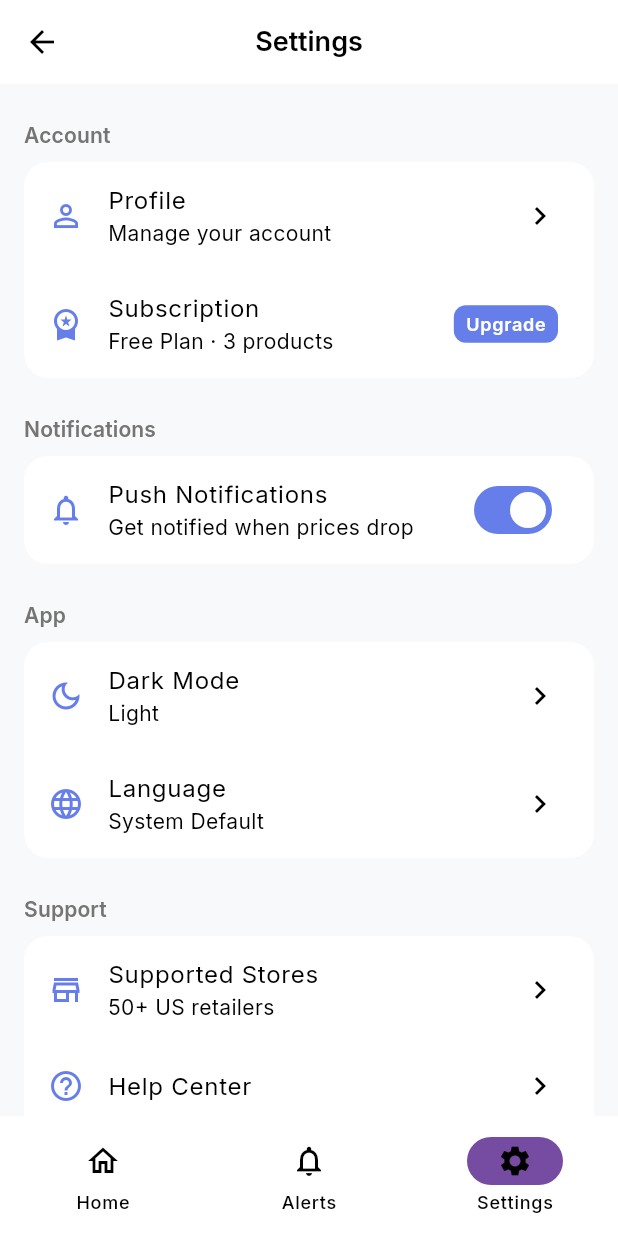
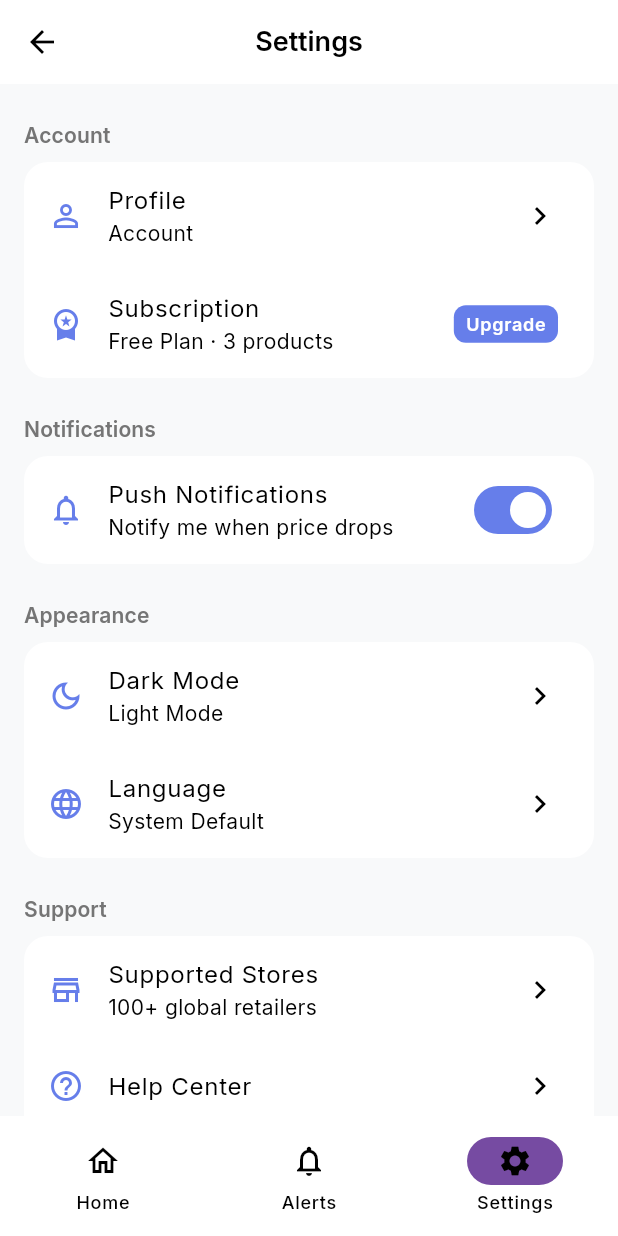
Before and after one commit to JIHUNJO123/price-drop-alert, a Flutter app: the HomePage screen opened by its route, after a tap on the "person" icon, on a phone screen of 412 x 824 dp. Run offline on Flutter 3.47's test engine with Material 3 defaults, Android fonts, the phone set to English and light mode, and no system bars; our stand-ins replace cached_network_image, fl_chart, flutter_riverpod, flutter_secure_storage, go_router, google_fonts and 3 more; accounts and stored records are empty; network calls fail.

Commit message:
feat: Apply multi-language (l10n) support to all pages
- Added AppLocalizations to home_page, alerts_page, add_product_page, product_detail_page, settings_page
- Replaced hardcoded strings with localized strings
- Added currency field to AlertItem model and backend AlertResponse schema
- Fixed widget_test.dart to use PriceDropAlertApp instead of MyApp
- Enabled generate: true in pubspec.yaml for l10n support

```diff
--- /dev/null
+++ b/app/l10n.yaml
@@ -0,0 +1,3 @@
+arb-dir: lib/l10n
+template-arb-file: app_en.arb
+output-localization-file: app_localizations.dart
--- a/app/lib/core/providers/alert_provider.dart
+++ b/app/lib/core/providers/alert_provider.dart
@@ -11,6 +11,7 @@ class AlertItem {
   final double? oldPrice;
   final double? newPrice;
   final double? targetPrice;
+  final String currency;
   final bool isRead;
   final DateTime createdAt;
 
@@ -23,6 +24,7 @@ class AlertItem {
     this.oldPrice,
     this.newPrice,
     this.targetPrice,
+    this.currency = 'USD',
     required this.isRead,
     required this.createdAt,
   });
@@ -37,6 +39,7 @@ class AlertItem {
       oldPrice: json['old_price']?.toDouble(),
       newPrice: json['new_price']?.toDouble(),
       targetPrice: json['target_price']?.toDouble(),
+      currency: json['currency']?.toString() ?? 'USD',
       isRead: json['is_read'] ?? false,
       createdAt: json['created_at'] != null
           ? DateTime.parse(json['created_at'].toString())
@@ -54,6 +57,7 @@ class AlertItem {
       oldPrice: oldPrice,
       newPrice: newPrice,
       targetPrice: targetPrice,
+      currency: currency,
       isRead: isRead ?? this.isRead,
       createdAt: createdAt,
     );
--- a/app/lib/features/home/presentation/pages/home_page.dart
+++ b/app/lib/features/home/presentation/pages/home_page.dart
@@ -1,6 +1,7 @@
 import 'package:flutter/material.dart';
 import 'package:flutter_riverpod/flutter_riverpod.dart';
 import 'package:go_router/go_router.dart';
+import '../../../../l10n/app_localizations.dart';
 
 import '../../../../core/theme/app_theme.dart';
 import '../../../../core/providers/product_provider.dart';
@@ -27,6 +28,7 @@ class _HomePageState extends ConsumerState<HomePage> {
   @override
   Widget build(BuildContext context) {
     final productState = ref.watch(productProvider);
+    final l10n = AppLocalizations.of(context)!;
 
     return Scaffold(
       body: SafeArea(
@@ -48,14 +50,14 @@ class _HomePageState extends ConsumerState<HomePage> {
                             crossAxisAlignment: CrossAxisAlignment.start,
                             children: [
                               Text(
-                                'Hello! 👋',
+                                '${l10n.appTitle} 👋',
                                 style: Theme.of(context).textTheme.titleMedium?.copyWith(
                                   color: Colors.grey[600],
                                 ),
                               ),
                               const SizedBox(height: 4),
                               Text(
-                                'Never Overpay',
+                                l10n.trackProduct,
                                 style: Theme.of(context).textTheme.headlineSmall?.copyWith(
                                   fontWeight: FontWeight.bold,
                                 ),
@@ -88,25 +90,25 @@ class _HomePageState extends ConsumerState<HomePage> {
                     padding: const EdgeInsets.symmetric(horizontal: 20),
                     children: [
                       StatsCard(
-                        title: 'Tracking',
+                        title: l10n.products,
                         value: '${productState.products.length}',
-                        subtitle: 'products',
+                        subtitle: l10n.products.toLowerCase(),
                         icon: Icons.track_changes,
                         color: AppTheme.primaryColor,
                       ),
                       const SizedBox(width: 12),
-                      const StatsCard(
-                        title: 'Saved',
+                      StatsCard(
+                        title: l10n.lowestPrice,
                         value: '\$0',
-                        subtitle: 'this month',
+                        subtitle: l10n.priceHistory,
                         icon: Icons.savings,
                         color: AppTheme.accentColor,
                       ),
                       const SizedBox(width: 12),
-                      const StatsCard(
-                        title: 'Alerts',
+                      StatsCard(
+                        title: l10n.priceAlerts,
                         value: '0',
-                        subtitle: 'new',
+                        subtitle: l10n.notifications,
                         icon: Icons.notifications_active,
                         color: AppTheme.secondaryColor,
                       ),
@@ -125,7 +127,7 @@ class _HomePageState extends ConsumerState<HomePage> {
                     mainAxisAlignment: MainAxisAlignment.spaceBetween,
                     children: [
                       Text(
-                        'Tracked Products',
+                        l10n.products,
                         style: Theme.of(context).textTheme.titleMedium?.copyWith(
                           fontWeight: FontWeight.bold,
                         ),
@@ -135,7 +137,7 @@ class _HomePageState extends ConsumerState<HomePage> {
                           onPressed: () {
                             // 모든 상품 보기
                           },
-                          child: const Text('View All'),
+                          child: Text(l10n.viewDetails),
                         ),
                     ],
                   ),
@@ -161,13 +163,13 @@ class _HomePageState extends ConsumerState<HomePage> {
                         Icon(Icons.error_outline, size: 48, color: Colors.red[300]),
                         const SizedBox(height: 8),
                         Text(
-                          'Failed to load products',
+                          l10n.failedToLoadProducts,
                           style: TextStyle(color: Colors.red[400]),
                         ),
                         const SizedBox(height: 8),
                         ElevatedButton(
                           onPressed: () => ref.read(productProvider.notifier).loadProducts(),
-                          child: const Text('Retry'),
+                          child: Text(l10n.retry),
                         ),
                       ],
                     ),
@@ -177,7 +179,7 @@ class _HomePageState extends ConsumerState<HomePage> {
               // Empty state
               if (productState.products.isEmpty && !productState.isLoading && productState.error == null)
                 SliverToBoxAdapter(
-                  child: _buildEmptyState(context),
+                  child: _buildEmptyState(context, l10n),
                 ),
 
               // Products List
@@ -219,12 +221,12 @@ class _HomePageState extends ConsumerState<HomePage> {
         onPressed: () => context.push('/add-product'),
         backgroundColor: AppTheme.primaryColor,
         icon: const Icon(Icons.add),
-        label: const Text('Track Product'),
+        label: Text(l10n.trackProduct),
       ),
     );
   }
 
-  Widget _buildEmptyState(BuildContext context) {
+  Widget _buildEmptyState(BuildContext context, AppLocalizations l10n) {
     return Padding(
       padding: const EdgeInsets.all(40),
       child: Column(
@@ -245,14 +247,14 @@ class _HomePageState extends ConsumerState<HomePage> {
           ),
           const SizedBox(height: 24),
           Text(
-            'No products yet',
+            l10n.noProducts,
             style: Theme.of(context).textTheme.titleLarge?.copyWith(
               fontWeight: FontWeight.bold,
             ),
           ),
           const SizedBox(height: 8),
           Text(
-            'Start tracking prices by adding\nyour first product',
+            l10n.addFirstProduct,
             textAlign: TextAlign.center,
             style: Theme.of(context).textTheme.bodyMedium?.copyWith(
               color: Colors.grey[600],
@@ -262,7 +264,7 @@ class _HomePageState extends ConsumerState<HomePage> {
           ElevatedButton.icon(
             onPressed: () => context.push('/add-product'),
             icon: const Icon(Icons.add),
-            label: const Text('Add Product'),
+            label: Text(l10n.addProduct),
           ),
         ],
       ),
--- a/app/lib/features/settings/presentation/pages/settings_page.dart
+++ b/app/lib/features/settings/presentation/pages/settings_page.dart
@@ -37,18 +37,18 @@ class SettingsPage extends ConsumerWidget {
           // Profile Section
           _buildSection(
             context,
-            title: 'Account',
+            title: l10n.account,
             children: [
               _SettingsTile(
                 icon: Icons.person_outline,
-                title: 'Profile',
-                subtitle: 'Manage your account',
-                onTap: () => _showProfileDialog(context, ref),
+                title: l10n.profile,
+                subtitle: l10n.account,
+                onTap: () => _showProfileDialog(context, ref, l10n),
               ),
               _SettingsTile(
                 icon: Icons.workspace_premium,
-                title: 'Subscription',
-                subtitle: 'Free Plan · 3 products',
+                title: l10n.subscription,
+                subtitle: '${l10n.freePlan} · 3 ${l10n.products.toLowerCase()}',
                 trailing: Container(
                   padding: const EdgeInsets.symmetric(
                     horizontal: 8,
@@ -58,9 +58,9 @@ class SettingsPage extends ConsumerWidget {
                     color: AppTheme.primaryColor,
                     borderRadius: BorderRadius.circular(8),
                   ),
-                  child: const Text(
-                    'Upgrade',
-                    style: TextStyle(
+                  child: Text(
+                    l10n.upgrade,
+                    style: const TextStyle(
                       color: Colors.white,
                       fontSize: 12,
                       fontWeight: FontWeight.w600,
@@ -77,12 +77,12 @@ class SettingsPage extends ConsumerWidget {
           // Notifications Section
           _buildSection(
             context,
-            title: 'Notifications',
+            title: l10n.notifications,
             children: [
               _SettingsTile(
                 icon: Icons.notifications_outlined,
-                title: 'Push Notifications',
-                subtitle: 'Get notified when prices drop',
+                title: l10n.pushNotifications,
+                subtitle: l10n.notifyWhenPriceDrops.split(' to')[0],
                 trailing: Switch(
                   value: pushNotifications,
                   onChanged: (value) {
@@ -103,13 +103,13 @@ class SettingsPage extends ConsumerWidget {
           // App Section
           _buildSection(
             context,
-            title: 'App',
+            title: l10n.appearance,
             children: [
               _SettingsTile(
                 icon: Icons.dark_mode_outlined,
-                title: 'Dark Mode',
-                subtitle: _getThemeModeText(themeMode),
-                onTap: () => _showDarkModeDialog(context, ref),
+                title: l10n.darkMode,
+                subtitle: _getThemeModeText(themeMode, l10n),
+                onTap: () => _showDarkModeDialog(context, ref, l10n),
               ),
               _SettingsTile(
                 icon: Icons.language,
@@ -123,27 +123,27 @@ class SettingsPage extends ConsumerWidget {
           // Support Section
           _buildSection(
             context,
-            title: 'Support',
+            title: l10n.support,
             children: [
               _SettingsTile(
                 icon: Icons.store_outlined,
-                title: 'Supported Stores',
-                subtitle: '50+ US retailers',
+                title: l10n.supportedStores,
+                subtitle: '100+ global retailers',
                 onTap: () => context.push('/supported-stores'),
               ),
               _SettingsTile(
                 icon: Icons.help_outline,
-                title: 'Help Center',
+                title: l10n.helpCenter,
                 onTap: () => context.push('/help-center'),
               ),
               _SettingsTile(
                 icon: Icons.feedback_outlined,
-                title: 'Send Feedback',
+                title: l10n.sendFeedback,
                 onTap: () => _sendFeedbackEmail(),
               ),
               _SettingsTile(
                 icon: Icons.star_outline,
-                title: 'Rate the App',
+                title: l10n.rateApp,
                 onTap: () => _rateApp(context),
               ),
             ],
@@ -156,12 +156,12 @@ class SettingsPage extends ConsumerWidget {
             children: [
               _SettingsTile(
                 icon: Icons.description_outlined,
-                title: 'Terms of Service',
+                title: l10n.termsOfService,
                 onTap: () => _openUrl('https://mypricedrop.vercel.app/terms.html'),
               ),
               _SettingsTile(
                 icon: Icons.privacy_tip_outlined,
-                title: 'Privacy Policy',
+                title: l10n.privacyPolicy,
                 onTap: () => _openUrl('https://mypricedrop.vercel.app/privacy.html'),
               ),
             ],
@@ -180,7 +180,7 @@ class SettingsPage extends ConsumerWidget {
                 foregroundColor: Colors.red,
                 side: const BorderSide(color: Colors.red),
               ),
-              child: const Text('Log Out'),
+              child: Text(l10n.logout),
             ),
           ),
 
@@ -202,11 +202,11 @@ class SettingsPage extends ConsumerWidget {
     );
   }
 
-  String _getThemeModeText(ThemeMode mode) {
+  String _getThemeModeText(ThemeMode mode, AppLocalizations l10n) {
     switch (mode) {
-      case ThemeMode.light: return 'Light';
-      case ThemeMode.dark: return 'Dark';
-      default: return 'Light';
+      case ThemeMode.light: return l10n.lightMode;
+      case ThemeMode.dark: return l10n.darkMode;
+      default: return l10n.lightMode;
     }
   }
 
@@ -217,11 +217,11 @@ class SettingsPage extends ConsumerWidget {
     }
   }
 
-  void _showProfileDialog(BuildContext context, WidgetRef ref) {
+  void _showProfileDialog(BuildContext context, WidgetRef ref, AppLocalizations l10n) {
     showDialog(
       context: context,
       builder: (ctx) => AlertDialog(
-        title: const Text('Profile'),
+        title: Text(l10n.profile),
         content: Column(
           mainAxisSize: MainAxisSize.min,
           children: [
@@ -234,7 +234,7 @@ class SettingsPage extends ConsumerWidget {
             const Text('test@example.com'),
             const SizedBox(height: 8),
             Text(
-              'Free Plan',
+              l10n.freePlan,
               style: TextStyle(color: Colors.grey[600]),
             ),
           ],
@@ -242,45 +242,39 @@ class SettingsPage extends ConsumerWidget {
         actions: [
           TextButton(
             onPressed: () => Navigator.pop(ctx),
-            child: const Text('Close'),
+            child: Text(l10n.done),
           ),
         ],
       ),
     );
   }
 
-  void _showDarkModeDialog(BuildContext context, WidgetRef ref) {
+  void _showDarkModeDialog(BuildContext context, WidgetRef ref, AppLocalizations l10n) {
     final currentMode = ref.read(themeModeProvider);
 
     showDialog(
       context: context,
       builder: (ctx) => AlertDialog(
-        title: const Text('Theme'),
+        title: Text(l10n.theme),
         content: Column(
           mainAxisSize: MainAxisSize.min,
           children: [
             RadioListTile<ThemeMode>(
-              title: const Text('Light'),
+              title: Text(l10n.lightMode),
               value: ThemeMode.light,
               groupValue: currentMode,
               onChanged: (value) {
                 ref.read(themeModeProvider.notifier).setThemeMode(value!);
                 Navigator.pop(ctx);
-                ScaffoldMessenger.of(context).showSnackBar(
-                  const SnackBar(content: Text('Theme set to Light mode')),
-                );
               },
             ),
             RadioListTile<ThemeMode>(
-              title: const Text('Dark'),
+              title: Text(l10n.darkMode),
               value: ThemeMode.dark,
               groupValue: currentMode,
               onChanged: (value) {
                 ref.read(themeModeProvider.notifier).setThemeMode(value!);
                 Navigator.pop(ctx);
-                ScaffoldMessenger.of(context).showSnackBar(
-                  const SnackBar(content: Text('Theme set to Dark mode')),
-                );
               },
             ),
           ],
--- a/app/pubspec.yaml
+++ b/app/pubspec.yaml
@@ -67,6 +67,7 @@ flutter_launcher_icons:
 
 flutter:
   uses-material-design: true
+  generate: true
 
   assets:
     - assets/images/
```
Also changed, not shown: app/lib/features/alerts/presentation/pages/alerts_page.dart (+14 -11 lines), app/lib/features/products/presentation/pages/add_product_page.dart (+20 -16 lines), app/lib/features/products/presentation/pages/product_detail_page.dart (+26 -22 lines), 2 other files.
